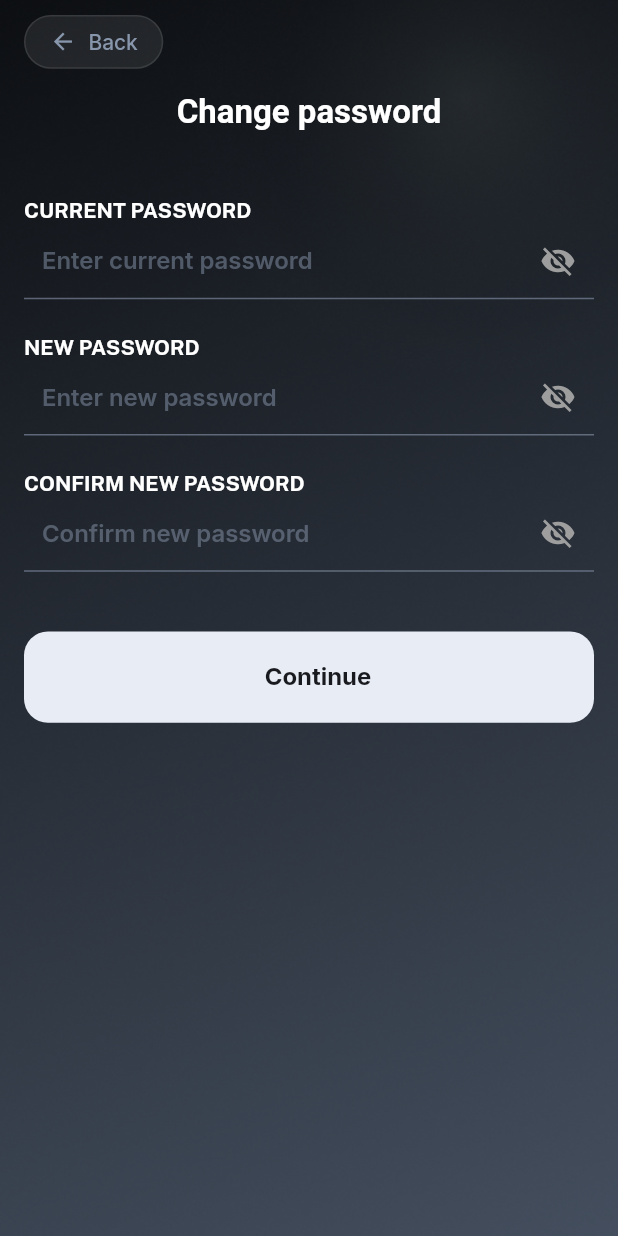
After one commit to Webgenius0/nick_me_flutter, a Flutter app: the ChangePasswordScreen screen opened by its route, on a phone screen of 412 x 824 dp. The commit adds this screen. Run offline on Flutter 3.47's test engine with Material 3 defaults, Android fonts, the phone set to English and light mode, and no system bars; drawn by our look-alikes of auto_animated; our stand-ins replace device_preview, dio, flutter_screenutil, flutter_secure_storage, flutter_svg, fluttertoast and 10 more; missing offline and left inert: dotlottie_loader; accounts and stored records are empty.

Commit message:
added change password screen UI + api

```diff
--- a/lib/feature/auth/data/rx_login/rx.dart
+++ b/lib/feature/auth/data/rx_login/rx.dart
@@ -19,7 +19,6 @@ final class LoginRx extends RxResponseInt<Map> {
   Future<bool> login({required String email, required String password}) async {
     try {
       final data = await api.login(email: email, password: password);
-
       handleSuccessWithReturn(data);
       ToastUtil.showShortToast("Login successfuly");
 
--- /dev/null
+++ b/lib/feature/profile/presentation/change_password_screen.dart
@@ -0,0 +1,184 @@
+import 'package:flutter/material.dart';
+import 'package:flutter/services.dart';
+import 'package:flutter_screenutil/flutter_screenutil.dart';
+import 'package:nick_me/assets_helper/app_fonts.dart';
+import 'package:nick_me/assets_helper/app_images.dart';
+import 'package:nick_me/common_widgets/custom_app_bar.dart';
+import 'package:nick_me/common_widgets/custom_save_button.dart';
+import 'package:nick_me/common_widgets/custom_text_from_field.dart';
+import 'package:nick_me/helpers/all_routes.dart';
+import 'package:nick_me/helpers/loding_indicator_widgets.dart';
+import 'package:nick_me/helpers/navigation_service.dart';
+import 'package:nick_me/helpers/toast.dart';
+import 'package:nick_me/helpers/ui_helpers.dart';
+import 'package:nick_me/networks/api_acess.dart';
+
+class ChangePasswordScreen extends StatefulWidget {
+  const ChangePasswordScreen({super.key});
+  @override
+  State<ChangePasswordScreen> createState() => _ChangePasswordScreenState();
+}
+
+class _ChangePasswordScreenState extends State<ChangePasswordScreen> {
+  final TextEditingController currentPasswordController =
+      TextEditingController();
+  final TextEditingController newPasswordController = TextEditingController();
+  final TextEditingController confirmNewPasswordController =
+      TextEditingController();
+  final _formKey = GlobalKey<FormState>();
+  @override
+  Widget build(BuildContext context) {
+    return AnnotatedRegion<SystemUiOverlayStyle>(
+      value: SystemUiOverlayStyle.light,
+      child: Scaffold(
+        backgroundColor: Colors.transparent,
+        body: Container(
+          width: double.infinity,
+          height: double.infinity,
+          decoration: BoxDecoration(
+            image: DecorationImage(
+              image: AssetImage(AppImages.splashScreen),
+              fit: BoxFit.cover,
+            ),
+          ),
+          child: SafeArea(
+            child: LayoutBuilder(
+              builder: (_, constraints) {
+                return SingleChildScrollView(
+                  child: Form(
+                    key: _formKey,
+                    child: ConstrainedBox(
+                      constraints: BoxConstraints(
+                        minHeight: constraints.maxHeight,
+                      ),
+                      child: IntrinsicHeight(
+                        child: Padding(
+                          padding: EdgeInsets.symmetric(horizontal: 16.w),
+                          child: Column(
+                            crossAxisAlignment: CrossAxisAlignment.start,
+                            children: [
+                              SizedBox(height: 10.h),
+                              CustomAppBar(
+                                onBack: () {
+                                  NavigationService.goBack;
+                                },
+                              ),
+                              UIHelper.verticalSpace(16.h),
+                              Center(
+                                child: Text(
+                                  'Change password',
+                                  style: TextStyle(
+                                    fontSize: 22,
+                                    fontWeight: FontWeight.w700,
+                                    color: Colors.white,
+                                  ),
+                                ),
+                              ),
+                              UIHelper.verticalSpace(45.h),
+
+                              Text(
+                                'CURRENT PASSWORD',
+                                style: TextFontStyle.textStyle14cA8A8A8W500,
+                              ),
+                              CustomTextFormField(
+                                hintText: 'Enter current password',
+                                isPassword: true,
+                                controller: currentPasswordController,
+                                validator: (value) {
+                                  if (value == null || value.isEmpty) {
+                                    return 'Please enter your password';
+                                  } else if (value.length < 8) {
+                                    return 'Password must be at least 6 characters';
+                                  }
+                                  return null;
+                                },
+                              ),
+                              UIHelper.verticalSpace(24.h),
+                              Text(
+                                'NEW PASSWORD',
+                                style: TextFontStyle.textStyle14cA8A8A8W500,
+                              ),
+                              CustomTextFormField(
+                                hintText: 'Enter new password',
+                                isPassword: true,
+                                controller: newPasswordController,
+                                validator: (value) {
+                                  if (value == null || value.isEmpty) {
+                                    return 'Please enter your password';
+                                  } else if (value.length < 8) {
+                                    return 'Password must be at least 6 characters';
+                                  }
+                                  return null;
+                                },
+                              ),
+                              UIHelper.verticalSpace(24.h),
+
+                              Text(
+                                'CONFIRM NEW PASSWORD',
+                                style: TextFontStyle.textStyle14cA8A8A8W500,
+                              ),
+                              CustomTextFormField(
+                                hintText: 'Confirm new password',
+                                isPassword: true,
+                                controller: confirmNewPasswordController,
+                                validator: (value) {
+                                  if (value == null || value.isEmpty) {
+                                    return 'Please enter confirm new password';
+                                  } else if (value !=
+                                      newPasswordController.text) {
+                                    return 'Passwords do not match';
+                                  }
+                                  return null;
+                                },
+                              ),
+
+                              UIHelper.verticalSpace(40.h),
+
+                              CustomSaveButton(
+                                btnText: 'Continue',
+                                onCall: () async {
+                                  showDialog(
+                                    context: context,
+                                    barrierDismissible: false,
+                                    builder: (context) =>
+                                        loadingIndicatorCircle(
+                                          context: context,
+                                        ),
+                                  );
+                                  bool response = await getChangePassRXObj
+                                      .changePass(
+                                        currentPassword:
+                                            currentPasswordController.text,
+                                        newPassword: newPasswordController.text,
+                                        newPasswordConfirmation:
+                                            confirmNewPasswordController.text,
+                                      );
+                                  if (!context.mounted) return;
+                                  Navigator.pop(context);
+                                  if (response) {
+                                    NavigationService.navigateToReplacement(
+                                      Routes.loginScreen,
+                                    );
+                                  } else {
+                                    ToastUtil.showShortToast(
+                                      getChangePassRXObj.errorMessage ??
+                                          'Verification failed',
+                                    );
+                                  }
+                                },
+                              ),
+                            ],
+                          ),
+                        ),
+                      ),
+                    ),
+                  ),
+                );
+              },
+            ),
+          ),
+        ),
+      ),
+    );
+  }
+}
--- a/lib/helpers/all_routes.dart
+++ b/lib/helpers/all_routes.dart
@@ -8,6 +8,7 @@ import 'package:nick_me/feature/auth/presentation/otp_verify_forget_pass_screen.
 import 'package:nick_me/feature/auth/presentation/otp_verify_screen.dart';
 import 'package:nick_me/feature/auth/presentation/set_new_password_screen.dart';
 import 'package:nick_me/feature/home/presentation/generate_wisdom_screen.dart';
+import 'package:nick_me/feature/profile/presentation/change_password_screen.dart';
 import 'package:nick_me/feature/profile/presentation/edit_profile_screen.dart';
 import 'package:nick_me/feature/profile/presentation/help_and_support_screen.dart';
 import 'package:nick_me/feature/profile/presentation/privacy_policy_screen.dart';
@@ -32,6 +33,7 @@ final class Routes {
   static const String privacyPolicyScreen = '/privacyPolicyScreen';
   static const String termsAndConditions = '/termsAndConditions';
   static const String helpAndSupportScreen = '/helpAndSupportScreen';
+  static const String changePasswordScreen = '/changePasswordScreen';
 }
 
 final class RouteGenerator {
@@ -169,6 +171,14 @@ final class RouteGenerator {
               )
             : CupertinoPageRoute(builder: (context) => HelpAndSupportScreen());
 
+      case Routes.changePasswordScreen:
+        return Platform.isAndroid
+            ? _FadedTransitionRoute(
+                widget: ChangePasswordScreen(),
+                settings: settings,
+              )
+            : CupertinoPageRoute(builder: (context) => ChangePasswordScreen());
+
       // case Routes.applicationDetailsHistoryScreen:
       //   final item = settings.arguments as VerificationRequest;
       //   return Platform.isAndroid
--- a/lib/navigation_screen.dart
+++ b/lib/navigation_screen.dart
@@ -60,7 +60,9 @@ class _NavigationScreenState extends State<NavigationScreen> {
   void onItemTapped(int index) {
     setState(() {
       _currentIndex = index;
-      getData();
+      if (_currentIndex == 2) {
+        getData();
+      }
     });
   }
 
--- a/lib/networks/api_acess.dart
+++ b/lib/networks/api_acess.dart
@@ -5,6 +5,7 @@ import 'package:nick_me/feature/auth/data/rx_resend_otp/rx.dart';
 import 'package:nick_me/feature/auth/data/rx_reset_password/rx.dart';
 import 'package:nick_me/feature/auth/data/rx_signup/rx.dart';
 import 'package:nick_me/feature/auth/data/rx_otp_verify_signup/rx.dart';
+import 'package:nick_me/feature/profile/data/rx_change_password/rx.dart';
 import 'package:nick_me/feature/profile/data/rx_profile_data_get/rx.dart';
 import 'package:nick_me/feature/profile/data/rx_profile_data_update/rx.dart';
 import 'package:nick_me/feature/profile/model/profile_data_get_model.dart';
@@ -44,3 +45,7 @@ UpdateProfileRx getUpdateProfileRxObj = UpdateProfileRx(
   empty: {},
   dataFetcher: BehaviorSubject<Map>(),
 );
+ChangePassRX getChangePassRXObj = ChangePassRX(
+  empty: {},
+  dataFetcher: BehaviorSubject<Map>(),
+);
--- a/lib/networks/endpoints.dart
+++ b/lib/networks/endpoints.dart
@@ -31,6 +31,7 @@ final class Endpoints {
   static String resendOtp() => "/auth/resend-otp";
   static String getUserProfile() => "/user/user-info";
   static String updateProfile() => "/user/update-profile";
+  static String changePass() => "/user/update-password";
   // static String emailOtpForgetPass() => "/auth/verify-otp";
 
   static String destinationsList({
```
Also changed, not shown: lib/feature/profile/data/rx_change_password/api.dart (added, +44 -0 lines), lib/feature/profile/data/rx_change_password/rx.dart (added, +52 -0 lines), lib/feature/profile/data/rx_profile_data_update/api.dart (+1 -6 lines), lib/feature/profile/presentation/edit_profile_screen.dart (+22 -2 lines), lib/feature/profile/presentation/profile_screen.dart (+13 -0 lines).
